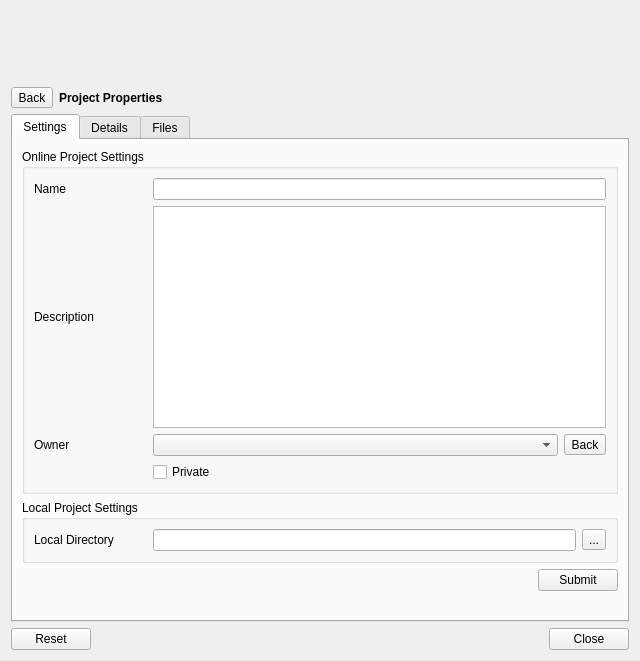
Before: the Qt Designer form qfieldsync/ui/cloud_projects_dialog.ui in opengisch/qfieldsync, drawn with Qt 5.
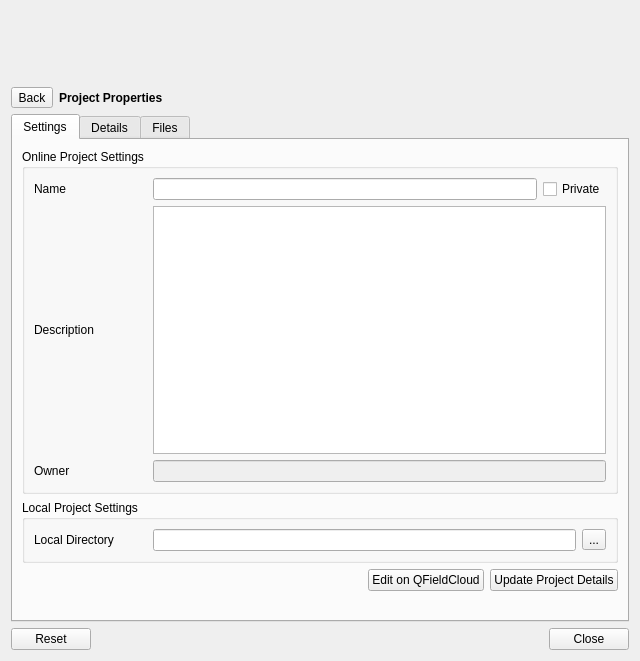
After: the same form once the commit is applied. The open tabs and pages were chosen to show the change. Icons and pictures are not drawn.

Commit message: Simplify the edit project screen

```diff
--- a/qfieldsync/ui/cloud_projects_dialog.ui
+++ b/qfieldsync/ui/cloud_projects_dialog.ui
@@ -352,24 +352,28 @@
               <string>Online Project Settings</string>
              </property>
              <layout class="QGridLayout" name="gridLayout" columnstretch="1,4">
-              <item row="1" column="1">
-               <widget class="QPlainTextEdit" name="projectDescriptionTextEdit"/>
-              </item>
-              <item row="0" column="1">
-               <widget class="QLineEdit" name="projectNameLineEdit">
-                <property name="toolTip">
-                 <string>A valid project name consists of at least 3 characters, starting with a letter and containing nothing other than letters, digits, dashes and underscores</string>
-                </property>
-               </widget>
-              </item>
-              <item row="1" column="0">
+              <item row="2" column="0">
                <widget class="QLabel" name="projectDescriptionLabel">
                 <property name="text">
                  <string>Description</string>
                 </property>
                </widget>
               </item>
-              <item row="3" column="1">
+              <item row="1" column="0">
+               <widget class="QLabel" name="projectNameLabel">
+                <property name="text">
+                 <string>Name</string>
+                </property>
+               </widget>
+              </item>
+              <item row="3" column="0">
+               <widget class="QLabel" name="projectOwnerLabel">
+                <property name="text">
+                 <string>Owner</string>
+                </property>
+               </widget>
+              </item>
+              <item row="1" column="1">
                <layout class="QHBoxLayout" name="projectFormButtonLayout">
                 <property name="leftMargin">
                  <number>0</number>
@@ -377,6 +381,13 @@
                 <property name="topMargin">
                  <number>0</number>
                 </property>
+                <item>
+                 <widget class="QLineEdit" name="projectNameLineEdit">
+                  <property name="toolTip">
+                   <string>A valid project name consists of at least 3 characters, starting with a letter and containing nothing other than letters, digits, dashes and underscores</string>
+                  </property>
+                 </widget>
+                </item>
                 <item>
                  <widget class="QCheckBox" name="projectIsPrivateCheckBox">
                   <property name="text">
@@ -384,60 +395,21 @@
                   </property>
                  </widget>
                 </item>
-                <item>
-                 <spacer name="projectFormButtonSpacer">
-                  <property name="orientation">
-                   <enum>Qt::Horizontal</enum>
-                  </property>
-                  <property name="sizeHint" stdset="0">
-                   <size>
-                    <width>40</width>
-                    <height>20</height>
-                   </size>
-                  </property>
-                 </spacer>
-                </item>
                </layout>
               </item>
-              <item row="2" column="0">
-               <widget class="QLabel" name="projectOwnerLabel">
-                <property name="text">
-                 <string>Owner</string>
-                </property>
-               </widget>
-              </item>
               <item row="2" column="1">
-               <layout class="QHBoxLayout" name="projectOwner">
-                <item>
-                 <widget class="QComboBox" name="projectOwnerComboBox">
-                  <property name="sizePolicy">
-                   <sizepolicy hsizetype="Expanding" vsizetype="Fixed">
-                    <horstretch>0</horstretch>
-                    <verstretch>0</verstretch>
-                   </sizepolicy>
-                  </property>
-                 </widget>
-                </item>
-                <item>
-                 <widget class="QToolButton" name="projectOwnerRefreshButton">
-                  <property name="toolTip">
-                   <string>Refresh the list of available project owners</string>
-                  </property>
-                  <property name="text">
-                   <string>Back</string>
-                  </property>
-                  <property name="icon">
-                   <iconset>
-                    <normaloff>../resources/refresh.svg</normaloff>../resources/refresh.svg</iconset>
-                  </property>
-                 </widget>
-                </item>
-               </layout>
+               <widget class="QPlainTextEdit" name="projectDescriptionTextEdit"/>
               </item>
-              <item row="0" column="0">
-               <widget class="QLabel" name="projectNameLabel">
-                <property name="text">
-                 <string>Name</string>
+              <item row="3" column="1">
+               <widget class="QLineEdit" name="projectOwnerLineEdit">
+                <property name="enabled">
+                 <bool>false</bool>
+                </property>
+                <property name="toolTip">
+                 <string>A valid project name consists of at least 3 characters, starting with a letter and containing nothing other than letters, digits, dashes and underscores</string>
+                </property>
+                <property name="readOnly">
+                 <bool>true</bool>
                 </property>
                </widget>
               </item>
@@ -495,10 +467,17 @@
                </property>
               </spacer>
              </item>
+             <item>
+              <widget class="QPushButton" name="editOnlineButton">
+               <property name="text">
+                <string>Edit on QFieldCloud</string>
+               </property>
+              </widget>
+             </item>
              <item>
               <widget class="QPushButton" name="submitButton">
                <property name="text">
-                <string>Submit</string>
+                <string>Update Project Details</string>
                </property>
               </widget>
              </item>
```
Left out of the diff: 2 changed lines with no effect on the pictures. The commit also changes 2 other files.
